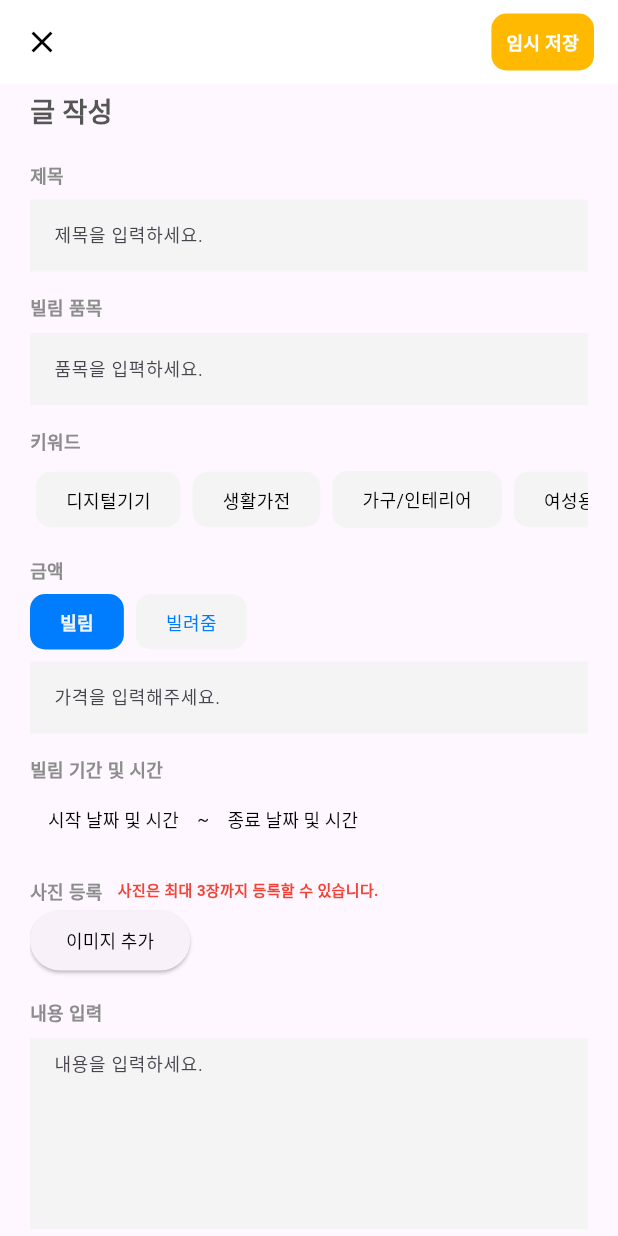
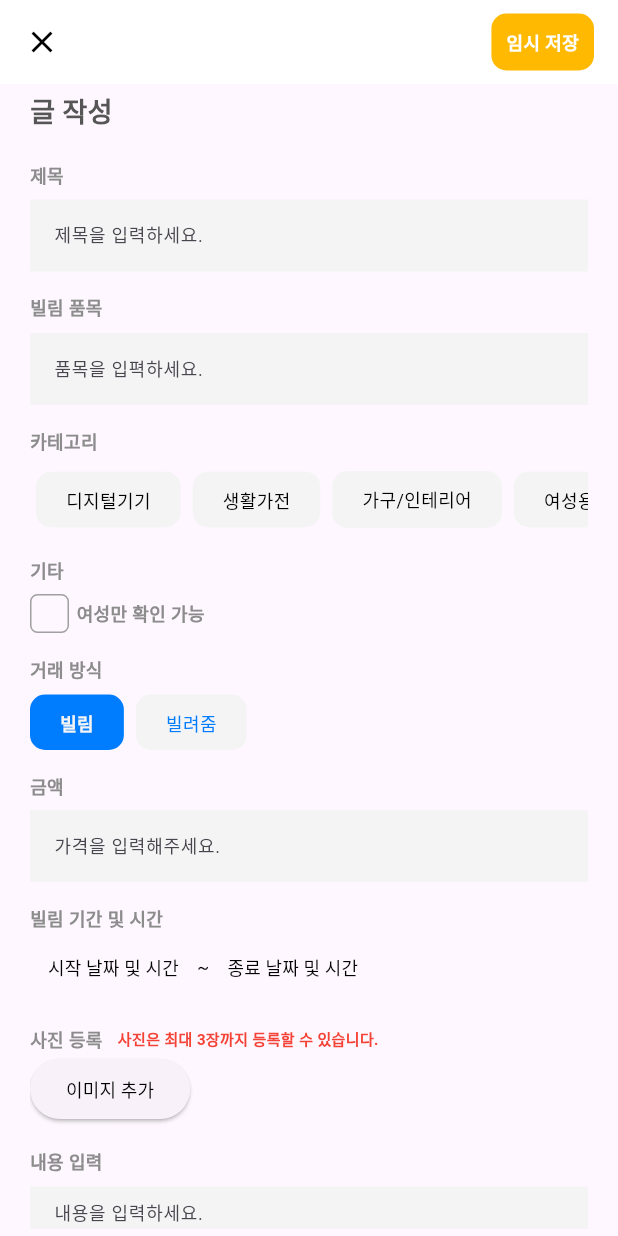
Before and after one commit to billimiut/billimiut_app, a Flutter app: the PostWritingScreen screen opened directly, on a phone screen of 412 x 824 dp. Run offline on Flutter 3.47's test engine with Material 3 defaults, Android fonts, the phone set to English and light mode, and no system bars; our stand-ins replace cloud_firestore, firebase_core, firebase_storage, flutter_datetime_picker_plus, flutter_dotenv, flutter_svg and 5 more; accounts and stored records are empty.

Commit message:
feat: 글 작성 페이지 여성전용 선택 구현

```diff
--- a/lib/screens/post_writing_screen.dart
+++ b/lib/screens/post_writing_screen.dart
@@ -34,7 +34,7 @@ class _PostWritingScreenState extends State<PostWritingScreen> {
   final String _location = '';
   var _borrow = true;
   final String _imageUrl = '';
-  final _female = true;
+  bool _female = false;
   final List<String> keywords = [
     '디지털기기',
     '생활가전',
@@ -259,7 +259,7 @@ class _PostWritingScreenState extends State<PostWritingScreen> {
             const SizedBox(
               height: 15,
             ),
-            const PostWritingText(text: "키워드"),
+            const PostWritingText(text: "카테고리"),
             const SizedBox(
               height: 8,
             ),
@@ -305,7 +305,54 @@ class _PostWritingScreenState extends State<PostWritingScreen> {
             const SizedBox(
               height: 15,
             ),
-            const PostWritingText(text: "금액"),
+            const PostWritingText(text: "기타"),
+            const SizedBox(
+              height: 8,
+            ),
+            GestureDetector(
+              onTap: () {
+                setState(() {
+                  _female = !_female;
+                });
+              },
+              child: Row(children: [
+                Container(
+                  width: 26.0,
+                  height: 26.0,
+                  decoration: BoxDecoration(
+                    border: Border.all(
+                      color: const Color(0xFFA0A0A0),
+                      width: 1.0,
+                    ),
+                    borderRadius: BorderRadius.circular(5),
+                  ),
+                  child: Visibility(
+                    visible: _female,
+                    child: const Center(
+                      child: Icon(Icons.check,
+                          size: 24.0, // 아이콘 크기 조절
+                          color: Color(0xFFFFB900) // 아이콘 색상 설정
+                          ),
+                    ),
+                  ),
+                ),
+                const SizedBox(
+                  width: 5,
+                ),
+                const Text(
+                  "여성만 확인 가능",
+                  style: TextStyle(
+                    fontSize: 12,
+                    fontWeight: FontWeight.w600,
+                    color: Color(0xFF8C8C8C),
+                  ),
+                ),
+              ]),
+            ),
+            const SizedBox(
+              height: 15,
+            ),
+            const PostWritingText(text: "거래 방식"),
             const SizedBox(
               height: 8,
             ),
@@ -338,6 +385,10 @@ class _PostWritingScreenState extends State<PostWritingScreen> {
                 ),
               ],
             ),
+            const SizedBox(
+              height: 15,
+            ),
+            const PostWritingText(text: "금액"),
             const SizedBox(
               height: 8,
             ),
```
